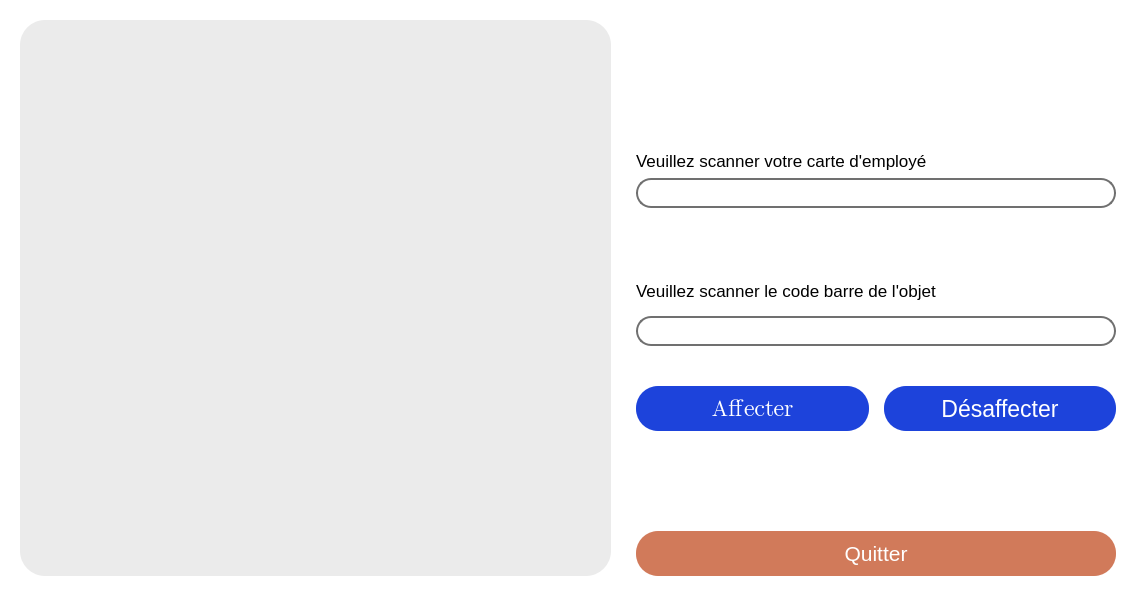
Above: PM-GEST/FenPrincipale.ui from AetherFall/Gestionnaire-Emprunt-Materiel before the change. Below: the same form after it.
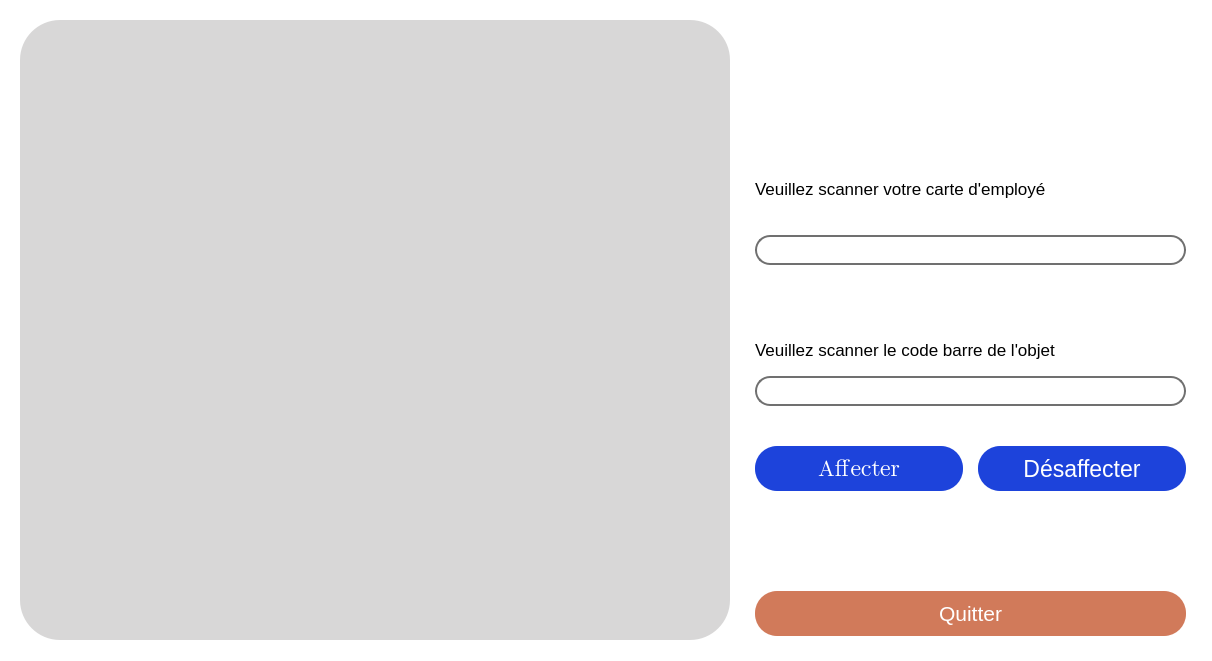
That is the form after the change.

The edit to the form file:
```diff
--- a/PM-GEST/FenPrincipale.ui
+++ b/PM-GEST/FenPrincipale.ui
@@ -6,8 +6,8 @@
    <rect>
     <x>0</x>
     <y>0</y>
-    <width>1141</width>
-    <height>598</height>
+    <width>1212</width>
+    <height>661</height>
    </rect>
   </property>
   <property name="sizePolicy">
@@ -28,8 +28,8 @@
     <rect>
      <x>-10</x>
      <y>-10</y>
-     <width>1151</width>
-     <height>611</height>
+     <width>1221</width>
+     <height>671</height>
     </rect>
    </property>
    <layout class="QGridLayout" name="gridLayout">
@@ -51,14 +51,97 @@
        <number>25</number>
       </property>
       <item>
-       <widget class="QGraphicsView" name="backgroundTab">
-        <property name="enabled">
-         <bool>false</bool>
+       <widget class="QTableWidget" name="tableWidget">
+        <property name="sizePolicy">
+         <sizepolicy hsizetype="Minimum" vsizetype="Expanding">
+          <horstretch>0</horstretch>
+          <verstretch>0</verstretch>
+         </sizepolicy>
+        </property>
+        <property name="minimumSize">
+         <size>
+          <width>710</width>
+          <height>620</height>
+         </size>
+        </property>
+        <property name="maximumSize">
+         <size>
+          <width>685</width>
+          <height>620</height>
+         </size>
         </property>
         <property name="styleSheet">
-         <string notr="true">background-color:rgb(235, 235, 235);
-border-radius:25px;</string>
+         <string notr="true">QTableWidget {
+	background-color:#D8D7D7;
+	border-style:none;
+	border-radius:40px;
+	color:black;
+}
+
+QTableWidget::item:selected{
+	border-style:none;
+	background-color: rgba(0, 0, 0, 0);
+}
+
+  QScrollBar::handle:vertical {
+        background-color:rgba(127, 127, 127, 0);
+    }
+
+QScrollBar{
+	width:0px;
+	background-color:rgba(193, 193, 193, 0);
+}
+
+QScrollBar::handle{
+	border-radius:5px;
+}
+
+    QScrollBar::add-line:vertical {
+        height: 0px;
+        subcontrol-position: bottom;
+        subcontrol-origin: margin;
+    }
+    QScrollBar::sub-line:vertical {
+        background: qlineargradient(x1:0, y1:0, x2:1, y2:0,
+        stop: 0  rgb(32, 47, 130), stop: 0.5 rgb(32, 47, 130),  stop:1 rgb(32, 47, 130));
+        height: 0 px;
+        subcontrol-position: top;
+        subcontrol-origin: margin;
+    }</string>
         </property>
+        <property name="horizontalScrollBarPolicy">
+         <enum>Qt::ScrollBarAlwaysOff</enum>
+        </property>
+        <property name="sizeAdjustPolicy">
+         <enum>QAbstractScrollArea::AdjustToContents</enum>
+        </property>
+        <property name="editTriggers">
+         <set>QAbstractItemView::NoEditTriggers</set>
+        </property>
+        <property name="tabKeyNavigation">
+         <bool>false</bool>
+        </property>
+        <property name="showDropIndicator" stdset="0">
+         <bool>false</bool>
+        </property>
+        <property name="dragDropOverwriteMode">
+         <bool>false</bool>
+        </property>
+        <property name="selectionMode">
+         <enum>QAbstractItemView::NoSelection</enum>
+        </property>
+        <property name="showGrid">
+         <bool>false</bool>
+        </property>
+        <property name="gridStyle">
+         <enum>Qt::NoPen</enum>
+        </property>
+        <attribute name="horizontalHeaderVisible">
+         <bool>false</bool>
+        </attribute>
+        <attribute name="verticalHeaderVisible">
+         <bool>false</bool>
+        </attribute>
        </widget>
       </item>
       <item>
@@ -106,14 +189,14 @@
               <item>
                <widget class="QLineEdit" name="txfEmploye">
                 <property name="sizePolicy">
-                 <sizepolicy hsizetype="Maximum" vsizetype="Maximum">
+                 <sizepolicy hsizetype="Minimum" vsizetype="Maximum">
                   <horstretch>0</horstretch>
                   <verstretch>0</verstretch>
                  </sizepolicy>
                 </property>
                 <property name="minimumSize">
                  <size>
-                  <width>480</width>
+                  <width>300</width>
                   <height>30</height>
                  </size>
                 </property>
@@ -171,14 +254,14 @@
               <item>
                <widget class="QLineEdit" name="txfObjet">
                 <property name="sizePolicy">
-                 <sizepolicy hsizetype="Maximum" vsizetype="Maximum">
+                 <sizepolicy hsizetype="Minimum" vsizetype="Maximum">
                   <horstretch>0</horstretch>
                   <verstretch>0</verstretch>
                  </sizepolicy>
                 </property>
                 <property name="minimumSize">
                  <size>
-                  <width>480</width>
+                  <width>300</width>
                   <height>30</height>
                  </size>
                 </property>
```
Left out of the diff: 2 changed lines with no effect on the pictures.
